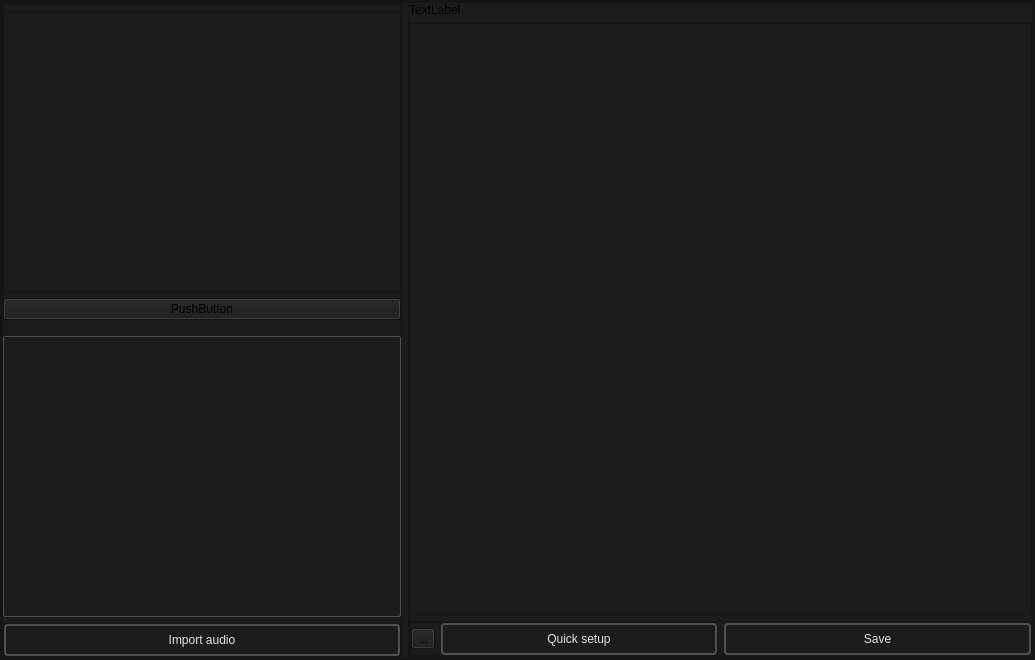
Above: soudevent_editor/soundevenet_editor_mainwindow.ui from dertwist/Hammer5Tools before the change. Below: the same form after it.
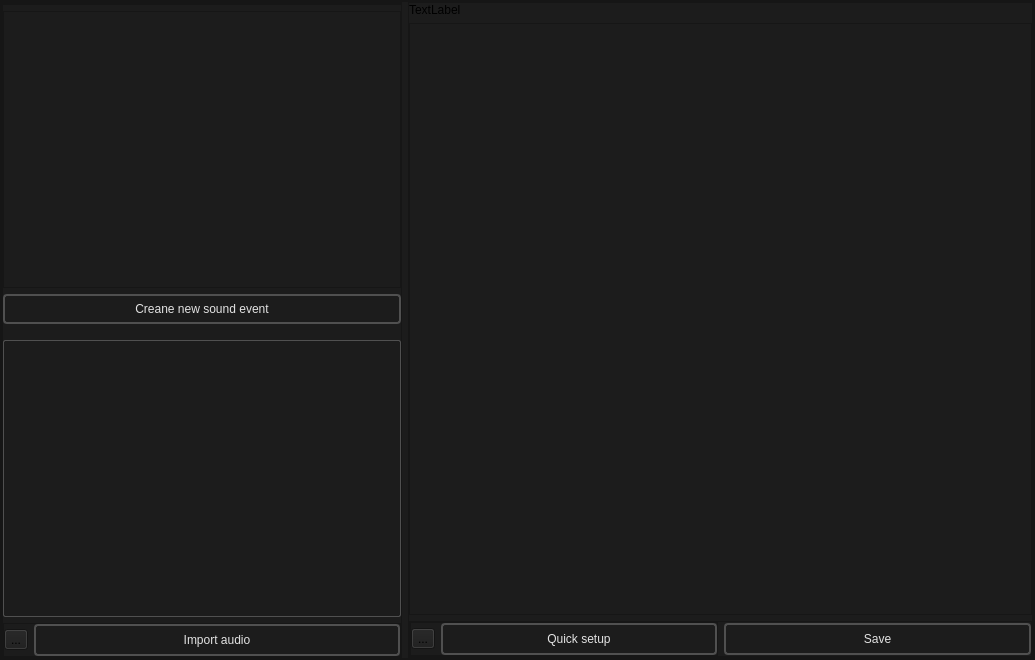
That is the form after the change. Icons and pictures are not drawn.

Commit message: Populate soundevent save 01

```diff
--- a/soudevent_editor/soundevenet_editor_mainwindow.ui
+++ b/soudevent_editor/soundevenet_editor_mainwindow.ui
@@ -136,9 +136,51 @@
               <widget class="QListWidget" name="soundevents_list"/>
              </item>
              <item>
-              <widget class="QPushButton" name="pushButton">
+              <widget class="QPushButton" name="create_new_soundevent">
+               <property name="styleSheet">
+                <string notr="true">
+    /* QPushButton default and hover styles */
+    QPushButton {
+
+        font: 600 10pt &quot;Segoe UI&quot;;
+	
+
+        border: 2px solid black;
+        border-radius: 4px;
+        border-color: rgba(80, 80, 80, 255);
+        height:22px;
+        padding-top: 2px;
+        padding-bottom:2px;
+        padding-left: 4px;
+        padding-right: 4px;
+        color: #E3E3E3;
+        background-color: #1C1C1C;
+    }
+    QPushButton:hover {
+        background-color: #414956;
+        color: white;
+    }
+    QPushButton:pressed {
+        background-color: red;
+        background-color: #1C1C1C;
+        margin: 1 px;
+        margin-left: 2px;
+        margin-right: 2px;
+
+    }</string>
+               </property>
                <property name="text">
-                <string>PushButton</string>
+                <string>Creane new sound event</string>
+               </property>
+               <property name="icon">
+                <iconset resource="../resources.qrc">
+                 <normaloff>:/icons/add_24dp_9D9D9D_FILL0_wght400_GRAD0_opsz24.svg</normaloff>:/icons/add_24dp_9D9D9D_FILL0_wght400_GRAD0_opsz24.svg</iconset>
+               </property>
+               <property name="iconSize">
+                <size>
+                 <width>20</width>
+                 <height>20</height>
+                </size>
                </property>
               </widget>
              </item>
@@ -263,7 +305,24 @@
                  <number>0</number>
                 </property>
                 <item>
-                 <widget class="QPushButton" name="Import_Audio_button">
+                 <widget class="QToolButton" name="Import_audio_options_button">
+                  <property name="text">
+                   <string>...</string>
+                  </property>
+                  <property name="icon">
+                   <iconset resource="../resources.qrc">
+                    <normaloff>:/icons/settings_16dp_9D9D9D_FILL0_wght400_GRAD0_opsz20.svg</normaloff>:/icons/settings_16dp_9D9D9D_FILL0_wght400_GRAD0_opsz20.svg</iconset>
+                  </property>
+                  <property name="iconSize">
+                   <size>
+                    <width>20</width>
+                    <height>20</height>
+                   </size>
+                  </property>
+                 </widget>
+                </item>
+                <item>
+                 <widget class="QPushButton" name="Import_audio_button">
                   <property name="minimumSize">
                    <size>
                     <width>0</width>
@@ -305,6 +364,16 @@
                   <property name="text">
                    <string>Import audio</string>
                   </property>
+                  <property name="icon">
+                   <iconset resource="../resources.qrc">
+                    <normaloff>:/icons/place_item_24dp_9D9D9D_FILL0_wght400_GRAD0_opsz24.svg</normaloff>:/icons/place_item_24dp_9D9D9D_FILL0_wght400_GRAD0_opsz24.svg</iconset>
+                  </property>
+                  <property name="iconSize">
+                   <size>
+                    <width>20</width>
+                    <height>20</height>
+                   </size>
+                  </property>
                  </widget>
                 </item>
                </layout>
```
Left out of the diff: 29 changed lines with no effect on the pictures. The commit also changes 5 other files.
